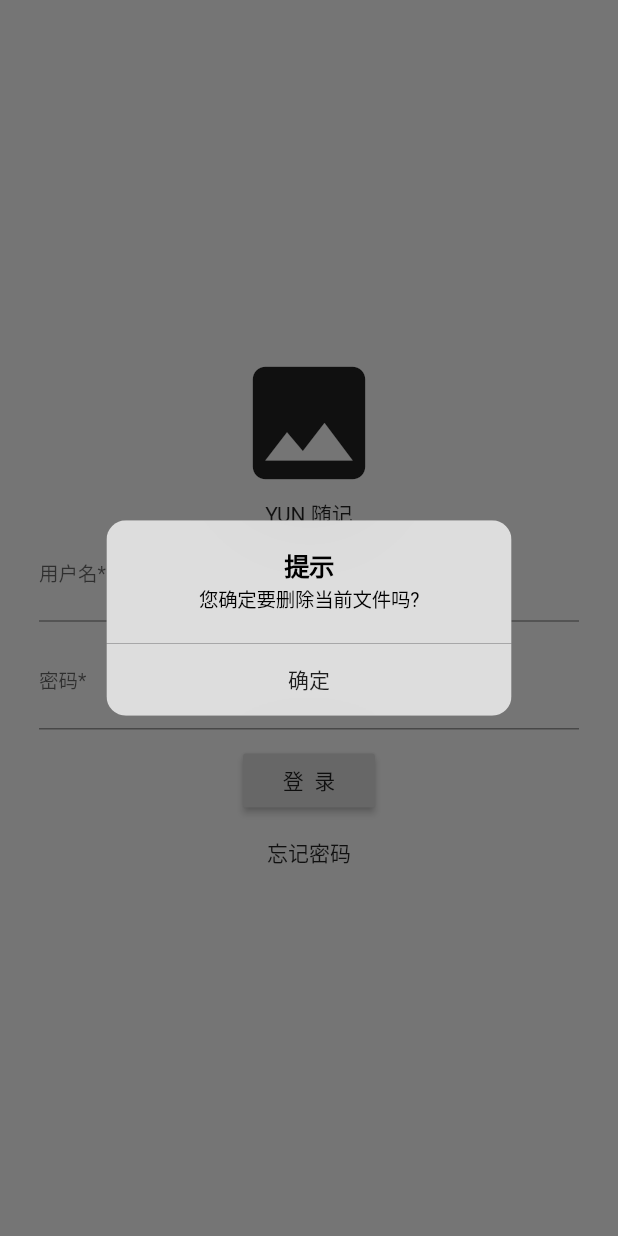
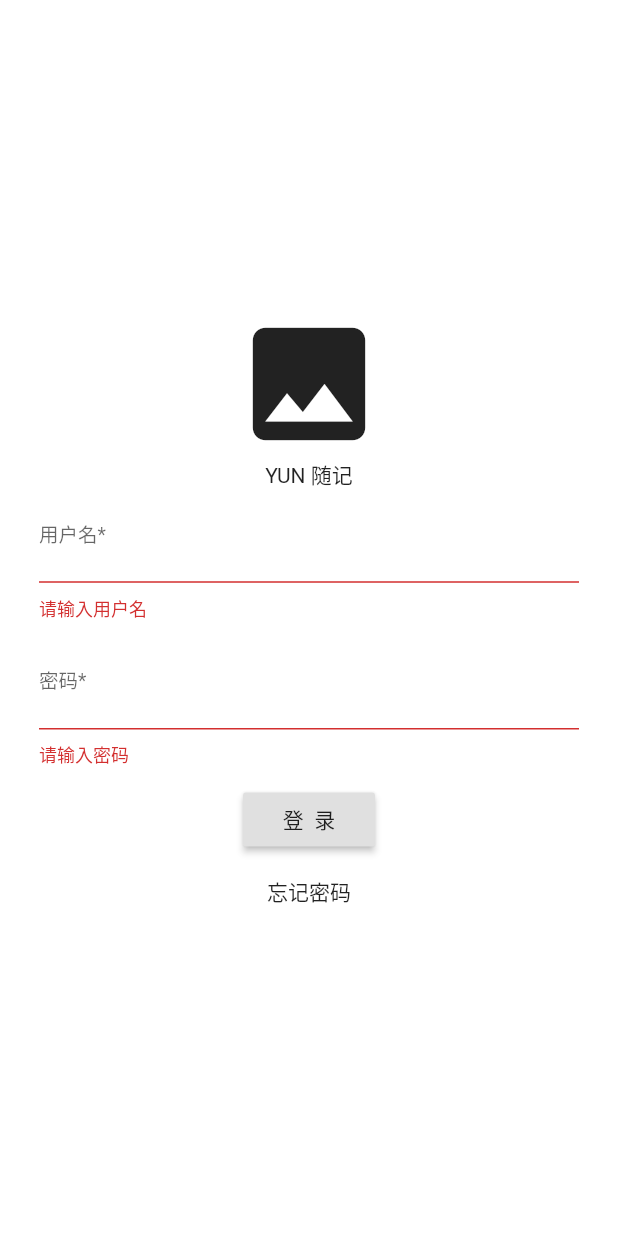
Before and after one commit to yunWJR/yun_record_flutter, a Flutter app: the screen it shows after launch, after a tap on an icon or button, on a phone screen of 412 x 824 dp. Run offline on Flutter 3.47's test engine with Material 2 defaults, Android fonts, the phone set to English and light mode, and no system bars; our stand-ins replace cached_network_image, dio, fluttertoast, shared_preferences.

Commit message:
add helper

```diff
--- a/lib/common/alert/AlertHelper.dart
+++ b/lib/common/alert/AlertHelper.dart
@@ -2,7 +2,7 @@ import 'package:flutter/cupertino.dart';
 import 'package:flutter/material.dart';
 
 class AlertHelper {
-  static   void showErr(BuildContext context) {
+  static void showErr(BuildContext context, String error) {
     // hide loading
 
     showDialog<bool>(
@@ -10,7 +10,7 @@ class AlertHelper {
       builder: (context) {
         return CupertinoAlertDialog(
           title: Text("提示"),
-          content: Text("您确定要删除当前文件吗?"),
+          content: Text(error),
           actions: <Widget>[
 //            FlatButton(
 //              child: Text("取消"),
@@ -30,5 +30,4 @@ class AlertHelper {
 
 //    notifyListeners();
   }
-
 }
--- a/lib/common/git_api.dart
+++ b/lib/common/git_api.dart
@@ -20,6 +20,9 @@ class Git {
 
   BuildContext context;
   Options _options;
+
+  static String baseUrl = "http://fffy.api.yunsoho.cn";
+
   static Dio dio = new Dio(BaseOptions(
     baseUrl: 'http://fffy.api.yunsoho.cn',
 //    headers: {
--- a/lib/common/model/query_model.dart
+++ b/lib/common/model/PageBaseNotiModel.dart
@@ -8,22 +8,15 @@ import 'package:yun_record/common/alert/AlertHelper.dart';
 enum Status { loading, error, loaded }
 
 abstract class PageBaseNotiModel with ChangeNotifier {
-  // Lists of both models info & its photos
   final List items;
 
-  // Model's status regarding data loading capabilities
   Status _status;
 
   BuildContext context;
 
   bool initLoadData = true;
 
-  bool errOn = false;
-
   PageBaseNotiModel(BuildContext context, {this.initLoadData}) : items = [] {
-    print("context");
-    print(context);
-
     this.context = context;
     if (initLoadData) {
       startLoading();
@@ -64,21 +57,15 @@ abstract class PageBaseNotiModel with ChangeNotifier {
 
   // Methods which update the [_status] variable
   void startLoading() {
-    print('startLoading');
-
     _status = Status.loading;
-
-//    if (context != null) {
-//      showLoading(context);
-//    }
 
     notifyListeners();
   }
 
-  void showErr() {
+  void showErr(String error) {
     // hide loading
 
-    AlertHelper.showErr(context);
+    AlertHelper.showErr(context,error);
   }
 
   void finishLoading() {
--- /dev/null
+++ b/lib/common/model/PageNotiInterface.dart
@@ -0,0 +1,11 @@
+import 'package:flutter/widgets.dart';
+import 'package:provider/provider.dart';
+
+import 'PageBaseNotiModel.dart';
+
+abstract class PageNotiInterface<T extends PageBaseNotiModel> {
+  // todo 不起作用
+  T pT([BuildContext context, bool listen = false]) {
+    return Provider.of<T>(context, listen: listen);
+  }
+}
--- a/lib/common/model/RstData.dart
+++ b/lib/common/model/RstData.dart
@@ -93,7 +93,7 @@ class RspData<T extends BaseModel> {
     final Map<String, dynamic> data = new Map<String, dynamic>();
     data['code'] = this.code;
     data['errorMsg'] = this.errorMsg;
-    data['data'] = this.data.toJson();
+    data['data'] = this.data?.toJson(); // todo ?. 检查
 
     return data;
   }
--- a/lib/models/HomeModel.dart
+++ b/lib/models/HomeModel.dart
@@ -1,6 +1,6 @@
 import 'package:flutter/material.dart';
 import 'package:yun_record/common/git_api.dart';
-import 'package:yun_record/common/model/query_model.dart';
+import 'package:yun_record/common/model/PageBaseNotiModel.dart';
 
 import 'UserVo.dart';
 
--- a/lib/routes/SplashScreen.dart
+++ b/lib/routes/SplashScreen.dart
@@ -1,7 +1,7 @@
 import 'dart:async';
 
 import 'package:flutter/material.dart';
-import 'package:yun_record/common/model/query_model.dart';
+import 'package:yun_record/common/model/PageBaseNotiModel.dart';
 import 'package:yun_record/common/page/BasePage.dart';
 import 'package:yun_record/models/HomeModel.dart';
 
@@ -17,7 +17,7 @@ class SplashScreenState extends State<SplashScreen> {
   Widget build(BuildContext context) {
     return Consumer<HomeModel>(
       builder: (context, model, child) => Scaffold(
-        body: BasePage<HomeModel>.slide(
+        body: BasePage<HomeModel>.page(
           body: ctWidget(model),
           model: model,
         ),
--- a/lib/routes/home/HomeScreen.dart
+++ b/lib/routes/home/HomeScreen.dart
@@ -1,7 +1,7 @@
 import 'dart:async';
 
 import 'package:flutter/material.dart';
-import 'package:yun_record/common/model/query_model.dart';
+import 'package:yun_record/common/model/PageBaseNotiModel.dart';
 import 'package:yun_record/common/page/BasePage.dart';
 import 'package:yun_record/models/HomeModel.dart';
 
@@ -18,7 +18,7 @@ class HomeScreenState extends State<HomeScreen> {
   Widget build(BuildContext context) {
     return Consumer<HomeModel>(
       builder: (context, model, child) => Scaffold(
-        body: BasePage<HomeModel>.slide(
+        body: BasePage<HomeModel>.page(
           body: ctWidget(model),
           model: model,
         ),
--- a/lib/routes/login/LoginModel.dart
+++ b/lib/routes/login/LoginNoti.dart
@@ -1,10 +1,10 @@
 import 'package:flutter/material.dart';
-import 'package:yun_record/common/model/query_model.dart';
+import 'package:yun_record/common/model/PageBaseNotiModel.dart';
 
 /// Storages essencial data from the next scheduled UserVo.
 /// Used in the 'Home' tab, under the SpaceX screen.
-class LoginModel extends PageBaseNotiModel {
-  LoginModel(BuildContext context) : super(context, initLoadData: false) {
+class LoginNoti extends PageBaseNotiModel {
+  LoginNoti(BuildContext context) : super(context, initLoadData: false) {
 //    initLoadData = false;
   }
 
--- a/lib/routes/login/LoginScreen.dart
+++ b/lib/routes/login/LoginScreen.dart
@@ -1,18 +1,20 @@
 import 'package:flutter/material.dart';
+import 'package:yun_record/common/Http/HttpHelper.dart';
+import 'package:yun_record/common/model/PageNotiInterface.dart';
 import 'package:yun_record/common/page/BasePage.dart';
 import 'package:yun_record/models/HomeModel.dart';
 import 'package:yun_record/models/UserVo.dart';
 
 import '../../index.dart';
 import '../SplashScreen.dart';
-import 'LoginModel.dart';
+import 'LoginNoti.dart';
 
 class LoginScreen extends StatefulWidget {
   @override
   _LoginScreenState createState() => _LoginScreenState();
 }
 
-class _LoginScreenState extends State<LoginScreen> {
+class _LoginScreenState extends State<LoginScreen> with PageNotiInterface<LoginNoti> {
   var divWidth;
   bool _autoValidate = false;
   GlobalKey<FormState> _formKey = new GlobalKey<FormState>();
@@ -28,27 +30,23 @@ class _LoginScreenState extends State<LoginScreen> {
 
   @override
   Widget build(BuildContext context) {
-    return ChangeNotifierProvider<LoginModel>(
-      create: (context) => LoginModel(context),
-//            lazy: false,
-      child: Consumer<LoginModel>(
-        builder: (context, model, child) => Scaffold(
-          body: BasePage<LoginModel>.slide(
+    return ChangeNotifierProvider<LoginNoti>(
+        create: (context) => LoginNoti(context),
+        child: Consumer<LoginNoti>(
+          builder: (context, model, child) => BasePage<LoginNoti>.page(
             body: bodyWidget(model),
             model: model,
           ),
-        ),
-      )
-    );
+        ));
 
     return MultiProvider(
         providers: [
-          ChangeNotifierProvider<LoginModel>(
-            create: (context) => LoginModel(context),
+          ChangeNotifierProvider<LoginNoti>(
+            create: (context) => LoginNoti(context),
 //            lazy: false,
-            child: Consumer<LoginModel>(
+            child: Consumer<LoginNoti>(
               builder: (context, model, child) => Scaffold(
-                body: BasePage<LoginModel>.slide(
+                body: BasePage<LoginNoti>.page(
                   body: bodyWidget(model),
                   model: model,
                 ),
@@ -56,9 +54,9 @@ class _LoginScreenState extends State<LoginScreen> {
             ),
           ),
         ],
-        child: Consumer<LoginModel>(
+        child: Consumer<LoginNoti>(
           builder: (context, model, child) => Scaffold(
-            body: BasePage<LoginModel>.slide(
+            body: BasePage<LoginNoti>.page(
               body: bodyWidget(model),
               model: model,
             ),
@@ -66,9 +64,13 @@ class _LoginScreenState extends State<LoginScreen> {
         ));
   }
 
-  Widget bodyWidget(LoginModel model) {
+  Widget bodyWidget(LoginNoti model) {
     divWidth = MediaQuery.of(context).size.width;
+
     return Scaffold(
+//      appBar: AppBar(
+//        title: Text('123'),
+//      ),
       body: Center(
         child: SingleChildScrollView(
           child: Form(
@@ -79,11 +81,11 @@ class _LoginScreenState extends State<LoginScreen> {
               )),
         ),
       ),
-      backgroundColor: Colors.white,
+      backgroundColor: Colors.white, // todo
     );
   }
 
-  Widget _buildSignUpForm(LoginModel model) {
+  Widget _buildSignUpForm(LoginNoti model) {
     //Form 1
     return new Column(
       mainAxisAlignment: MainAxisAlignment.center,
@@ -156,51 +158,44 @@ class _LoginScreenState extends State<LoginScreen> {
 
     return null;
 
-//    Pattern pattern =
-//        r'^(([^<>()[\]\\.,;:\s@\"]+(\.[^<>()[\]\\.,;:\s@\"]+)*)|(\".+\"))@((\[[0-9]{1,3}\.[0-9]{1,3}\.[0-9]{1,3}\.[0-9]{1,3}\])|(([a-zA-Z\-0-9]+\.)+[a-zA-Z]{2,}))$';
-//    RegExp regex = new RegExp(pattern);
-//    if (regex.hasMatch(uName))
-//      return null;
-//    else
-//      return "Please enter a valid email";
+    // 验证用户名 todo
+    Pattern pattern = r'^(13[0-9]|14[5-9]|15[0-3,5-9]|16[2,5,6,7]|17[0-8]|18[0-9]|19[0-3,5-9])\\d{8}$';
+    RegExp regex = new RegExp(pattern);
+    if (regex.hasMatch(uName))
+      return null;
+    else
+      return "请输入正确的用户名(电话号码)";
   }
 
-  _loginButtonTapped(LoginModel model) async {
-
-//    model = Provider.of<LoginModel>(context, listen: false);
+  _loginButtonTapped(LoginNoti model) async {
+    // 验证
+    FocusScope.of(context).requestFocus(new FocusNode());
+    if (!_formKey.currentState.validate()) {
+      return;
+    }
 
     model.startLoading();
-//    Provider.of<LoginModel>(context, listen: false).startLoading();
 
-    await Future.delayed(Duration(seconds: 1));
+    var qP = Map<String, dynamic>();
+    qP["acctName"] = _nameController.text;
+    qP["password"] = _pwdController.text;
 
-    model.finishLoading();
-
-    model.showErr();
-
-//    Navigator.pushNamedAndRemoveUntil(context, "homeTab", (Route<dynamic> route) => false);
-
-    return;
-
-    FocusScope.of(context).requestFocus(new FocusNode());
-    if (_formKey.currentState.validate()) {
-      showLoading(context);
-      UserVo user;
-      try {
-        user = await Git(context).login(_nameController.text, _pwdController.text);
-        // 因为登录页返回后，首页会build，所以我们传false，更新user后不触发更新
-//        Provider.of<UserModel>(context, listen: false).user = user;
-      } catch (e) {
-        //登录失败则提示
-        if (e.response?.statusCode == 401) {
-          showToast('登录失败');
-        } else {
-          showToast(e.toString());
-        }
-      } finally {
-        // 隐藏loading框
-        Navigator.of(context).pop();
-      }
+    UserVo user = await HttpHelper(model).post(UserVo(), "/v1/api/login/login", null, qP);
+//    try {
+//      user = await Git(context).login(_nameController.text, _pwdController.text);
+//      // 因为登录页返回后，首页会build，所以我们传false，更新user后不触发更新
+////        Provider.of<UserModel>(context, listen: false).user = user;
+//    } catch (e) {
+//      //登录失败则提示
+//      if (e.response?.statusCode == 401) {
+//        showToast('登录失败');
+//      } else {
+//        showToast(e.toString());
+//      }
+//    } finally {
+//      // 隐藏loading框
+//      Navigator.of(context).pop();
+//    }
 
     if (user != null) {
 //        Navigator.of(context).push(
@@ -225,6 +220,15 @@ class _LoginScreenState extends State<LoginScreen> {
 //        Navigator.of(context).pushAndRemoveUntil(
 //            MaterialPageRoute(builder: (BuildContext context) => ProfileScreen()), (Route<dynamic> route) => false);
     }
+
+//    await Future.delayed(Duration(seconds: 1));
+//
+//    model.finishLoading();
+//
+//    model.showErr();
+
+//    Navigator.pushNamedAndRemoveUntil(context, "homeTab", (Route<dynamic> route) => false);
+
+    return;
   }
 }
-}
--- a/lib/routes/my/MyScreen.dart
+++ b/lib/routes/my/MyScreen.dart
@@ -1,7 +1,7 @@
 import 'dart:async';
 
 import 'package:flutter/material.dart';
-import 'package:yun_record/common/model/query_model.dart';
+import 'package:yun_record/common/model/PageBaseNotiModel.dart';
 import 'package:yun_record/common/page/BasePage.dart';
 import 'package:yun_record/models/HomeModel.dart';
 
@@ -17,7 +17,7 @@ class MyScreenState extends State<MyScreen> {
   Widget build(BuildContext context) {
     return Consumer<HomeModel>(
       builder: (context, model, child) => Scaffold(
-        body: BasePage<HomeModel>.slide(
+        body: BasePage<HomeModel>.page(
           body: ctWidget(model),
           model: model,
         ),
```
Also changed, not shown: lib/common/http/HttpHelper.dart (added, +95 -0 lines), lib/common/log/LogHelper.dart (added, +45 -0 lines), lib/common/page/BasePage.dart (+3 -7 lines). Lines whose indentation alone changed are shown as unchanged.
